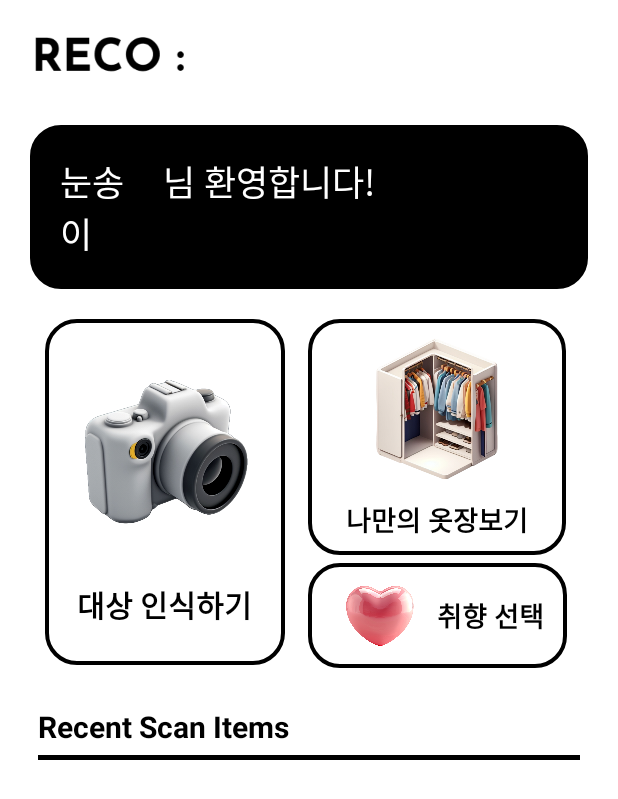
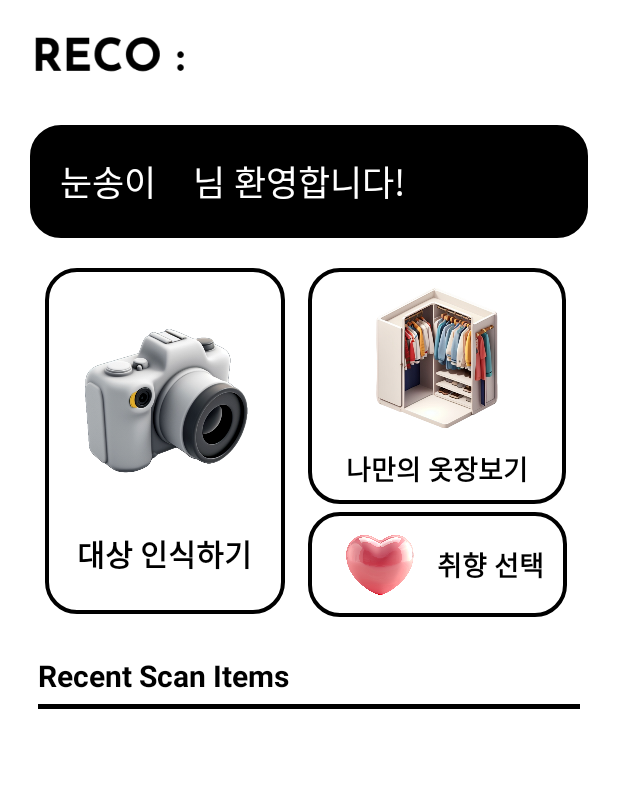
Before and after one commit to ChoiJjyo-RECO/RECO-frontend, an Android app built with Jetpack Compose: the MainActivity screen opened directly, with no data from a screen before it, on a phone screen of 412 x 824 dp. Shown: the top 799 px of the screen. Run offline under Robolectric (Android 15) with nearby library versions, the phone set to English and light mode, and no system bars; our stand-ins replace Firebase (no records; nobody signed in at launch, a user with empty details on screens opened directly), data binding.

Commit message:
Style: welcome message 텍스트뷰 너비 가중치 변경

```diff
--- a/app/src/main/res/layout/activity_main.xml
+++ b/app/src/main/res/layout/activity_main.xml
@@ -34,7 +34,7 @@
                 android:id="@+id/username"
                 android:layout_width="0dp"
                 android:layout_height="wrap_content"
-                android:layout_weight="0.235"
+                android:layout_weight="0.25"
                 android:textSize="23dp"
                 android:text="눈송이"
                 android:textColor="#FFFFFF" />
@@ -42,7 +42,7 @@
                 android:id="@+id/welcomemessage"
                 android:layout_width="0dp"
                 android:layout_height="wrap_content"
-                android:layout_weight="1"
+                android:layout_weight="0.75"
                 android:textSize="23dp"
                 android:text=" 님 환영합니다!"
                 android:textColor="#FFFFFF" />
```
